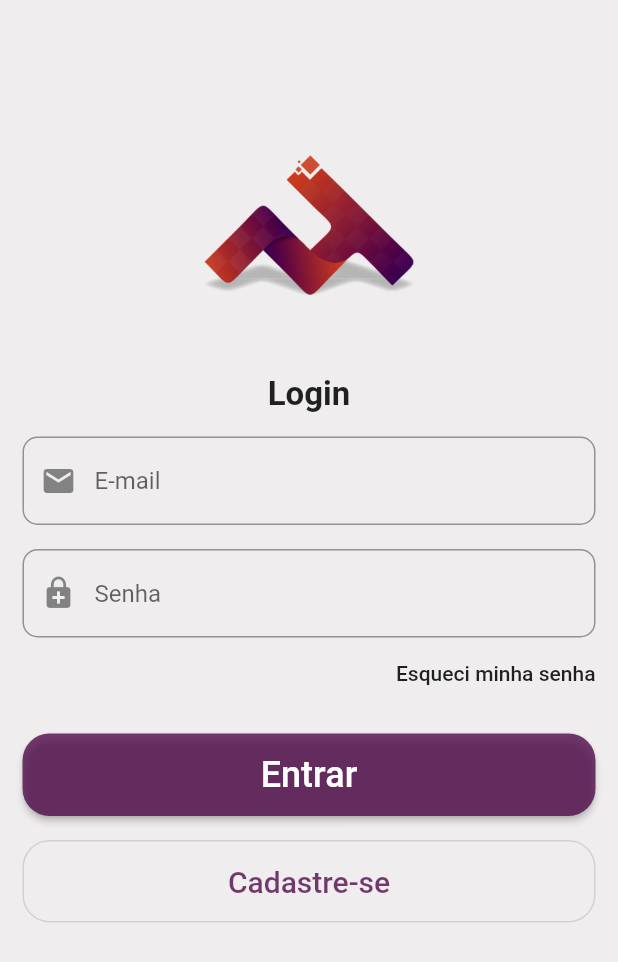
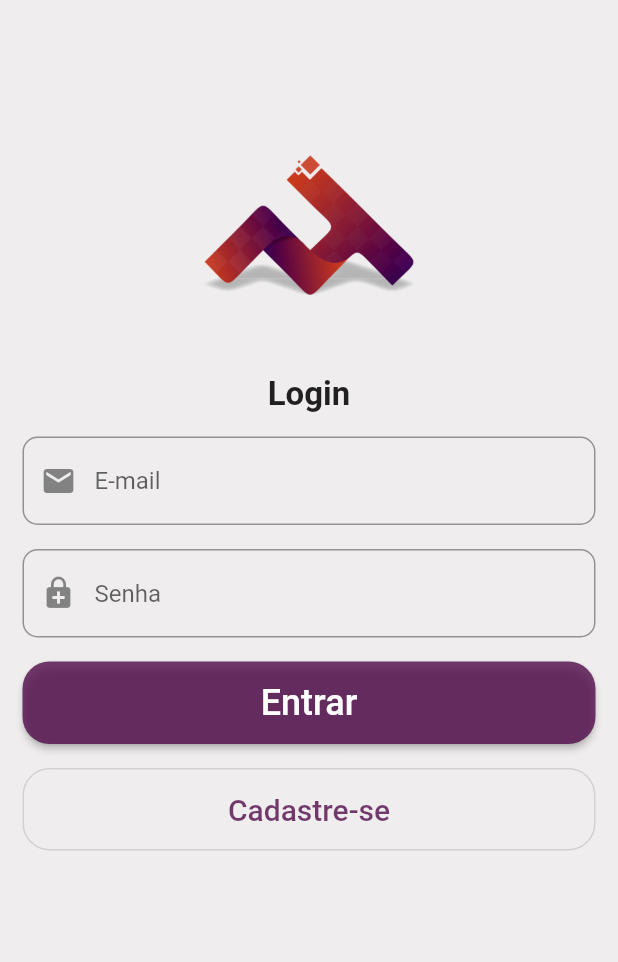
Before and after one commit to mrgr4v3s/mega_task, a Flutter app: the screen it shows after launch, on a phone screen of 412 x 824 dp. Shown: the top 962 px of the screen. Run offline on Flutter 3.47's test engine with Material 2 defaults, Android fonts, the phone set to English and light mode, and no system bars; our stand-ins replace firebase_auth, sqflite; accounts and stored records are empty.

Commit message:
Exclusão do 'Esqueci minha senha' - funcionalidade não implementadas para primeira release

```diff
--- a/lib/ui/login.dart
+++ b/lib/ui/login.dart
@@ -74,7 +74,7 @@ class _LoginState extends State<Login> {
                     obscureText: true,
                     validator: validarSenha,
                   ),
-                  Align(
+                  /*Align(
                     alignment: Alignment.centerRight,
                     child: FlatButton(
                       onPressed: (){},
@@ -82,7 +82,7 @@ class _LoginState extends State<Login> {
                         textAlign: TextAlign.right,),
                       padding: EdgeInsets.zero,
                     ),
-                  ),
+                  ),*/
                   SizedBox(height: 16.0),
                   SizedBox(
                     height: 55.0,
```
